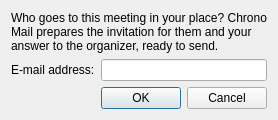
Above: src/chrono_mail/ui/forms/invitation_delegate.ui from rob-vandenberg/chrono-mail before the change. Below: the same form after it.
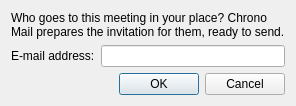
That is the form after the change.

Commit message: Results and errors of a card show in the window you clicked, the card speaks in whole sentences and the right words, and a web address as a place is a link

What changed in the file:
```diff
--- a/src/chrono_mail/ui/forms/invitation_delegate.ui
+++ b/src/chrono_mail/ui/forms/invitation_delegate.ui
@@ -6,7 +6,7 @@
    <item>
     <widget class="QLabel" name="intro">
      <property name="text">
-      <string>Who goes to this meeting in your place? Chrono Mail prepares the invitation for them and your answer to the organizer, ready to send.</string>
+      <string>Who goes to this meeting in your place? Chrono Mail prepares the invitation for them, ready to send.</string>
      </property>
      <property name="wordWrap">
       <bool>true</bool>
```
The commit also changes 17 other files.
